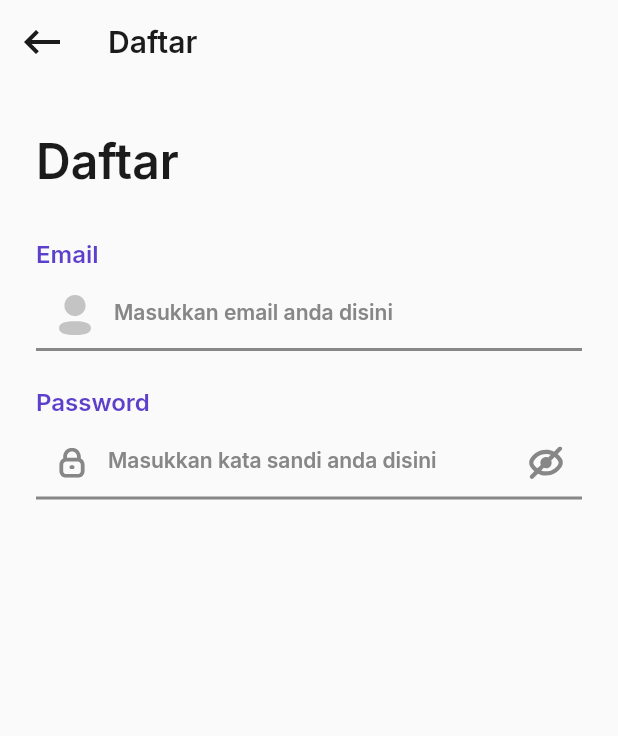
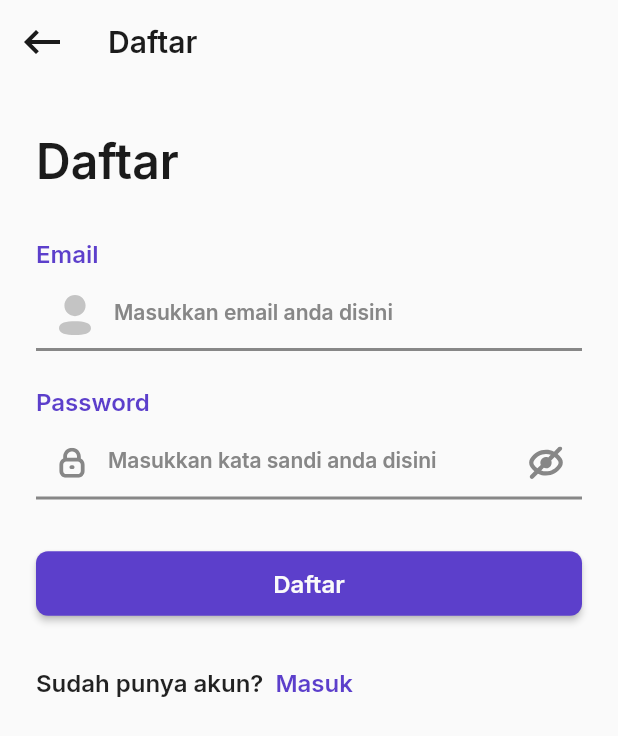
Before and after one commit to muhamadirwan99/GeoMathApp, a Flutter app: the screen it shows after launch, after a tap on "Daftar Disini", on a phone screen of 412 x 824 dp. Shown: the top 736 px of the screen. Run offline on Flutter 3.47's test engine with Material 2 defaults, Android fonts, the phone set to English and light mode, and no system bars; our stand-ins replace firebase_auth, firebase_core, flutter_svg, google_fonts, google_sign_in; accounts and stored records are empty; network calls fail.

Commit message:
Integrasi firebase sign up done

```diff
--- a/lib/core.dart
+++ b/lib/core.dart
@@ -5,7 +5,8 @@ it means you have to rename it to something more unique.
 */
 export 'package:geomath_app/module/auth/sign_in/controller/sign_in_controller.dart';
 export 'package:geomath_app/module/auth/sign_in/view/sign_in_view.dart';
-export 'package:geomath_app/module/auth/sign_in/widget/form_email.dart';
 export 'package:geomath_app/module/auth/sign_up/controller/sign_up_controller.dart';
 export 'package:geomath_app/module/auth/sign_up/view/sign_up_view.dart';
+export 'package:geomath_app/shared/widget/form_email.dart';
+export 'package:geomath_app/shared/widget/form_password.dart';
 export 'state_util.dart';
--- a/lib/module/auth/sign_in/controller/sign_in_controller.dart
+++ b/lib/module/auth/sign_in/controller/sign_in_controller.dart
@@ -13,26 +13,6 @@ class SignInController extends State<SignInView> implements MvcController {
   bool obscure = true;
 
   final FirebaseAuth _auth = FirebaseAuth.instance;
-
-  Future signUpWithEmail(String email, String password) async {
-    try {
-      UserCredential userCredential =
-          await _auth.createUserWithEmailAndPassword(
-        email: email,
-        password: password,
-      );
-      User user = userCredential.user!;
-      return user.uid;
-    } on FirebaseAuthException catch (e) {
-      return ScaffoldMessenger.of(context).showSnackBar(
-        SnackBar(
-          content: Text(e.message.toString()),
-        ),
-      );
-    } catch (e) {
-      return e.toString();
-    }
-  }
 
   Future signInWithEmail(String email, String password) async {
     try {
--- a/lib/module/auth/sign_in/view/sign_in_view.dart
+++ b/lib/module/auth/sign_in/view/sign_in_view.dart
@@ -2,7 +2,6 @@ import 'package:flutter/material.dart';
 import 'package:flutter_svg/flutter_svg.dart';
 import 'package:geomath_app/common/style.dart';
 import 'package:geomath_app/core.dart';
-import 'package:geomath_app/module/auth/sign_in/widget/form_password.dart';
 
 class SignInView extends StatefulWidget {
   const SignInView({Key? key}) : super(key: key);
@@ -69,7 +68,8 @@ class SignInView extends StatefulWidget {
                 controller.obscure = !controller.obscure;
                 controller.update();
               },
-                obscure: controller.obscure),
+              obscure: controller.obscure,
+            ),
             const SizedBox(
               height: 16.0,
             ),
--- a/lib/module/auth/sign_up/controller/sign_up_controller.dart
+++ b/lib/module/auth/sign_up/controller/sign_up_controller.dart
@@ -1,10 +1,52 @@
+import 'package:firebase_auth/firebase_auth.dart';
 import 'package:flutter/material.dart';
+import 'package:geomath_app/module/auth/sign_in/view/sign_in_view.dart';
 import 'package:geomath_app/state_util.dart';
 import '../view/sign_up_view.dart';
 
 class SignUpController extends State<SignUpView> implements MvcController {
   static late SignUpController instance;
   late SignUpView view;
+
+  String email = "";
+  String password = "";
+  bool obscure = true;
+  bool loading = false;
+
+  final FirebaseAuth _auth = FirebaseAuth.instance;
+
+  Future signUpWithEmail(String email, String password) async {
+    try {
+      loading = true;
+      update();
+      await _auth.createUserWithEmailAndPassword(
+        email: email,
+        password: password,
+      );
+
+      loading = false;
+      update();
+
+      ScaffoldMessenger.of(context).showSnackBar(
+        const SnackBar(
+          content: Text("Akun telah berhasil dibuat, silahkan login!"),
+        ),
+      );
+
+      Get.to(const SignInView());
+
+      // User user = userCredential.user!;
+      // return user.uid;
+    } on FirebaseAuthException catch (e) {
+      return ScaffoldMessenger.of(context).showSnackBar(
+        SnackBar(
+          content: Text(e.message.toString()),
+        ),
+      );
+    } catch (e) {
+      return e.toString();
+    }
+  }
 
   @override
   void initState() {
--- a/lib/module/auth/sign_up/view/sign_up_view.dart
+++ b/lib/module/auth/sign_up/view/sign_up_view.dart
@@ -2,7 +2,6 @@ import 'package:flutter/material.dart';
 import 'package:flutter_svg/flutter_svg.dart';
 import 'package:geomath_app/common/style.dart';
 import 'package:geomath_app/core.dart';
-import 'package:geomath_app/state_util.dart';
 
 class SignUpView extends StatefulWidget {
   const SignUpView({Key? key}) : super(key: key);
@@ -29,7 +28,11 @@ class SignUpView extends StatefulWidget {
         backgroundColor: neutral50,
         elevation: 0,
       ),
-      body: SingleChildScrollView(
+      body: controller.loading
+          ? const Center(
+              child: CircularProgressIndicator(),
+            )
+          : SingleChildScrollView(
               child: Padding(
                 padding: const EdgeInsets.symmetric(horizontal: 24),
                 child: Column(
@@ -52,33 +55,9 @@ class SignUpView extends StatefulWidget {
                     const SizedBox(
                       height: 8.0,
                     ),
-              TextFormField(
-                decoration: InputDecoration(
-                  prefixIcon: Padding(
-                    padding: const EdgeInsets.symmetric(
-                      vertical: 4,
-                      horizontal: 10,
-                    ),
-                    child: SvgPicture.asset(
-                      'assets/icon/account_inactive.svg',
-                    ),
-                  ),
-                  enabledBorder: const UnderlineInputBorder(
-                    borderSide: BorderSide(color: neutral500, width: 2),
-                  ),
-                  focusedBorder: const UnderlineInputBorder(
-                    borderSide: BorderSide(color: primaryPurple, width: 2),
-                  ),
-                  hintText: "Masukkan email anda disini",
-                  hintStyle: semiBold14.copyWith(
-                    color: neutral500,
-                  ),
-                  focusColor: neutral500,
-                  fillColor: neutral500,
-                  hoverColor: neutral500,
-                ),
-                onChanged: (value) {},
-              ),
+                    FormEmail(onChanged: (value) {
+                      controller.email = value;
+                    }),
                     const SizedBox(
                       height: 24.0,
                     ),
@@ -89,39 +68,71 @@ class SignUpView extends StatefulWidget {
                     const SizedBox(
                       height: 8.0,
                     ),
-              TextFormField(
-                decoration: InputDecoration(
-                  prefixIcon: Padding(
-                    padding: const EdgeInsets.symmetric(
-                      horizontal: 12,
+                    FormPassword(
+                      onChanged: (value) {
+                        controller.password = value;
+                      },
+                      onTapObscure: () {
+                        controller.obscure = !controller.obscure;
+                        controller.update();
+                      },
+                      obscure: controller.obscure,
                     ),
-                    child: SvgPicture.asset(
-                      'assets/icon/lock.svg',
+                    const SizedBox(
+                      height: 32.0,
+                    ),
+                    SizedBox(
+                      width: MediaQuery.of(context).size.width,
+                      child: ElevatedButton(
+                        style: ElevatedButton.styleFrom(
+                          backgroundColor: primaryPurple,
+                          shape: RoundedRectangleBorder(
+                            borderRadius:
+                                BorderRadius.circular(8), // <-- Radius
                           ),
                         ),
-                  suffixIcon: Padding(
-                    padding: const EdgeInsets.symmetric(
-                      horizontal: 12,
+                        onPressed: () {
+                          controller.signUpWithEmail(
+                            controller.email,
+                            controller.password,
+                          );
+                        },
+                        child: Padding(
+                          padding: const EdgeInsets.only(
+                            top: 12,
+                            bottom: 12,
                           ),
-                    child: SvgPicture.asset(
-                      'assets/icon/eye.svg',
+                          child: Text(
+                            "Daftar",
+                            style: semiBold16.copyWith(
+                              color: neutral50,
                             ),
                           ),
-                  enabledBorder: const UnderlineInputBorder(
-                    borderSide: BorderSide(color: neutral500, width: 2),
                         ),
-                  focusedBorder: const UnderlineInputBorder(
-                    borderSide: BorderSide(color: primaryPurple, width: 2),
                       ),
-                  hintText: "Masukkan kata sandi anda disini",
-                  hintStyle: semiBold14.copyWith(
-                    color: neutral500,
                     ),
-                  focusColor: neutral500,
-                  fillColor: neutral500,
-                  hoverColor: neutral500,
+                    const SizedBox(
+                      height: 32.0,
                     ),
-                onChanged: (value) {},
+                    Row(
+                      children: [
+                        Text(
+                          "Sudah punya akun?",
+                          style: semiBold16,
+                        ),
+                        const SizedBox(
+                          width: 8.0,
+                        ),
+                        InkWell(
+                          onTap: () => Get.to(
+                            const SignInView(),
+                          ),
+                          child: Text(
+                            "Masuk",
+                            style: semiBold16.copyWith(color: primaryPurple),
+                          ),
+                        ),
+                      ],
                     ),
                   ],
                 ),
```
Also changed, not shown: lib/shared/widget/form_email.dart (renamed from lib/module/auth/sign_in/widget/form_email.dart), lib/shared/widget/form_password.dart (renamed from lib/module/auth/sign_in/widget/form_password.dart), 1 other file. Lines whose indentation alone changed are shown as unchanged.
